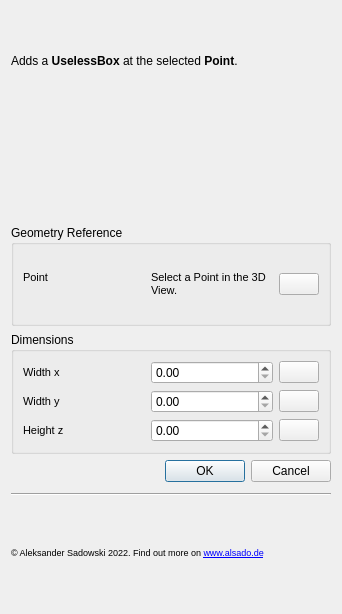
First picture: the form in useless-square-pipe-along-path-ui.ui, repository alekssadowski95/FreeCAD-Useless-Workbench, before the edit.
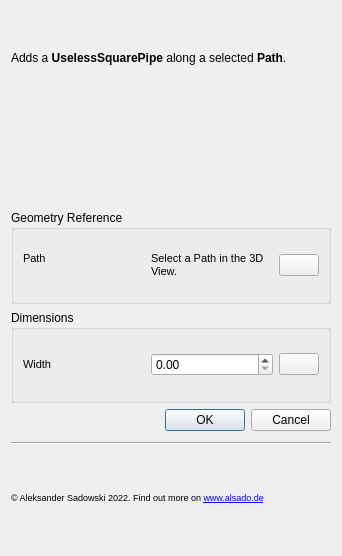
Second picture: the form after the edit. Icons and pictures are not drawn.

```diff
--- a/useless-square-pipe-along-path-ui.ui
+++ b/useless-square-pipe-along-path-ui.ui
@@ -7,7 +7,7 @@
     <x>0</x>
     <y>0</y>
     <width>342</width>
-    <height>614</height>
+    <height>556</height>
    </rect>
   </property>
   <property name="sizePolicy">
@@ -28,7 +28,7 @@
       </font>
      </property>
      <property name="text">
-      <string>&lt;html&gt;&lt;head/&gt;&lt;body&gt;&lt;p&gt;Adds a &lt;span style=&quot; font-weight:600;&quot;&gt;UselessBox&lt;/span&gt; at the selected &lt;span style=&quot; font-weight:600;&quot;&gt;Point&lt;/span&gt;.&lt;/p&gt;&lt;/body&gt;&lt;/html&gt;</string>
+      <string>&lt;html&gt;&lt;head/&gt;&lt;body&gt;&lt;p&gt;Adds a &lt;span style=&quot; font-weight:600;&quot;&gt;UselessSquarePipe&lt;/span&gt; along a selected &lt;span style=&quot; font-weight:600;&quot;&gt;Path&lt;/span&gt;.&lt;/p&gt;&lt;/body&gt;&lt;/html&gt;</string>
      </property>
      <property name="wordWrap">
       <bool>true</bool>
@@ -73,7 +73,7 @@
            </font>
           </property>
           <property name="text">
-           <string>Point</string>
+           <string>Path</string>
           </property>
           <property name="alignment">
            <set>Qt::AlignLeading|Qt::AlignLeft|Qt::AlignTop</set>
@@ -88,7 +88,7 @@
            </font>
           </property>
           <property name="text">
-           <string>&lt;html&gt;&lt;head/&gt;&lt;body&gt;&lt;p&gt;Select a Point in the 3D View.&lt;/p&gt;&lt;/body&gt;&lt;/html&gt;</string>
+           <string>&lt;html&gt;&lt;head/&gt;&lt;body&gt;&lt;p&gt;Select a Path in the 3D View.&lt;/p&gt;&lt;/body&gt;&lt;/html&gt;</string>
           </property>
           <property name="wordWrap">
            <bool>true</bool>
@@ -136,7 +136,7 @@
            </font>
           </property>
           <property name="text">
-           <string>Width x</string>
+           <string>Width</string>
           </property>
          </widget>
         </item>
@@ -168,84 +168,6 @@
         </item>
        </layout>
       </item>
-      <item>
-       <layout class="QHBoxLayout" name="horizontalLayout_3" stretch="1,1,0">
-        <item>
-         <widget class="QLabel" name="label_7">
-          <property name="font">
-           <font>
-            <pointsize>8</pointsize>
-           </font>
-          </property>
-          <property name="text">
-           <string>Width y</string>
-          </property>
-         </widget>
-        </item>
-        <item>
-         <widget class="QDoubleSpinBox" name="doubleSpinBox_2"/>
-        </item>
-        <item>
-         <widget class="QPushButton" name="pushButton_3">
-          <property name="text">
-           <string/>
-          </property>
-          <property name="icon">
-           <iconset>
-            <normaloff>help.png</normaloff>help.png</iconset>
-          </property>
-          <property name="iconSize">
-           <size>
-            <width>20</width>
-            <height>20</height>
-           </size>
-          </property>
-          <property name="flat">
-           <bool>false</bool>
-          </property>
-         </widget>
-        </item>
-       </layout>
-      </item>
-      <item>
-       <layout class="QHBoxLayout" name="horizontalLayout_4" stretch="1,1,0">
-        <item>
-         <widget class="QLabel" name="label_8">
-          <property name="font">
-           <font>
-            <pointsize>8</pointsize>
-           </font>
-          </property>
-          <property name="text">
-           <string>Height z</string>
-          </property>
-         </widget>
-        </item>
-        <item>
-         <widget class="QDoubleSpinBox" name="doubleSpinBox_3"/>
-        </item>
-        <item>
-         <widget class="QPushButton" name="pushButton_4">
-          <property name="text">
-           <string/>
-          </property>
-          <property name="icon">
-           <iconset>
-            <normaloff>help.png</normaloff>help.png</iconset>
-          </property>
-          <property name="iconSize">
-           <size>
-            <width>20</width>
-            <height>20</height>
-           </size>
-          </property>
-          <property name="flat">
-           <bool>false</bool>
-          </property>
-         </widget>
-        </item>
-       </layout>
-      </item>
      </layout>
     </widget>
    </item>
```
Left out of the diff: 6 changed lines with no effect on the pictures.
